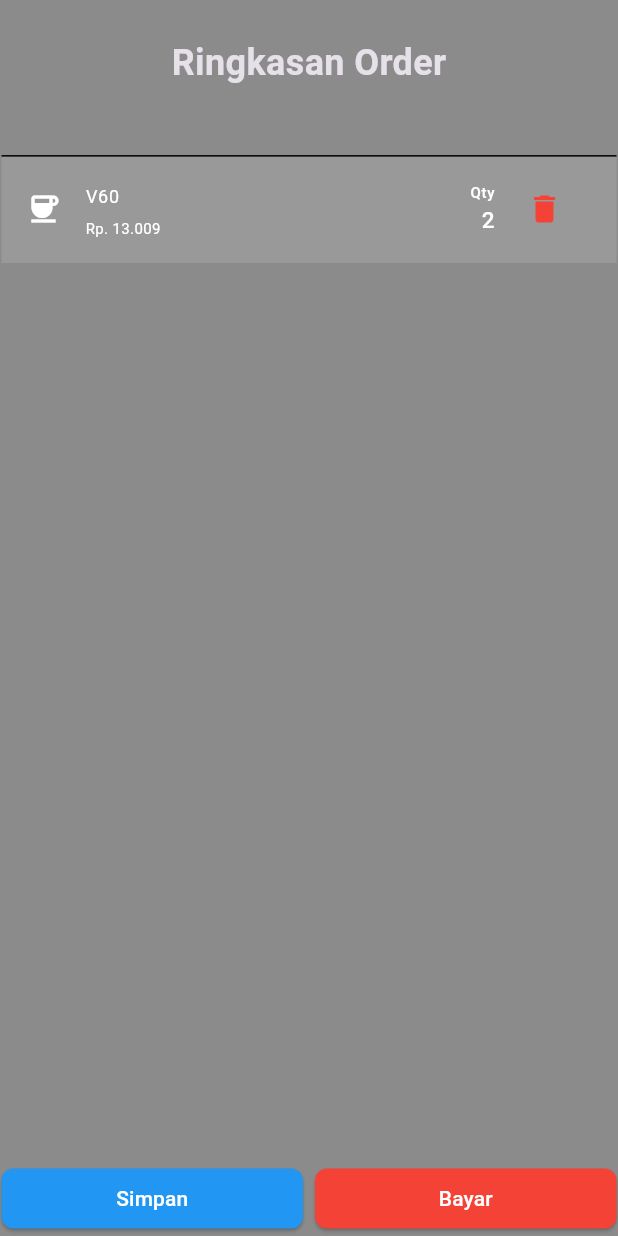
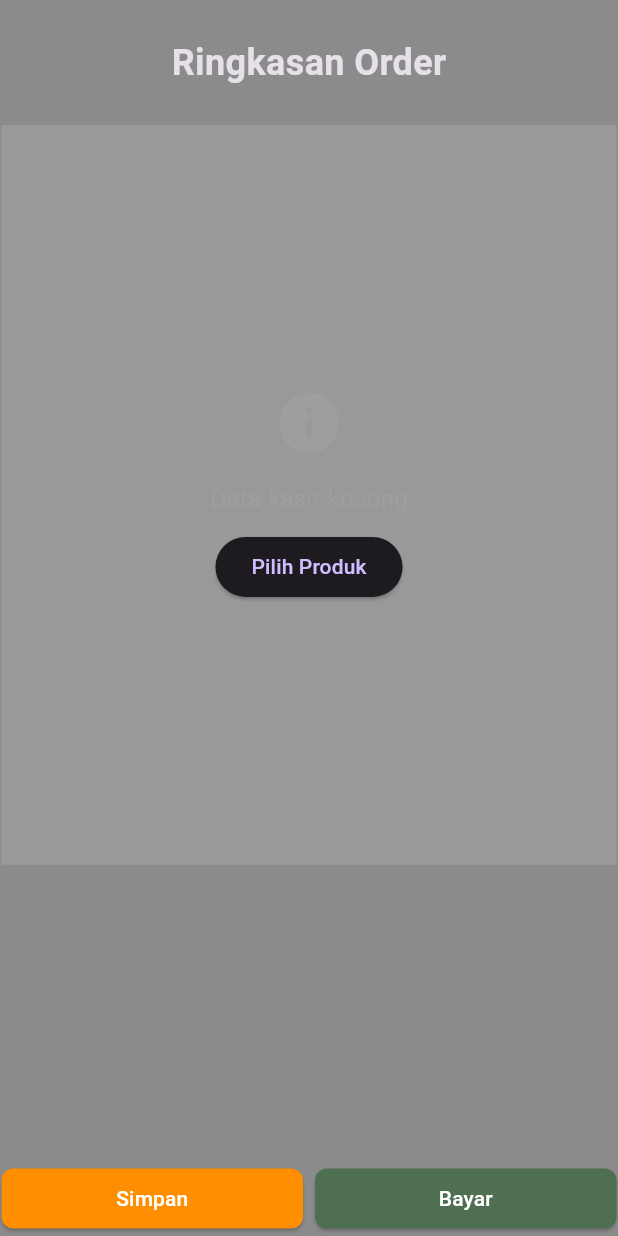
Before and after one commit to notizen-00/pos_flutter, a Flutter app: the CashierPage widget shown alone on an empty page, opened directly, on a phone screen of 412 x 824 dp. Run offline on Flutter 3.47's test engine with Material 3 defaults, Android fonts, the phone set to English and light mode, and no system bars; our stand-ins replace dio, equatable, flutter_bloc, fpdart, freezed_annotation, get_it and 4 more; accounts and stored records are empty; network calls fail; statements that could not run were skipped.

Commit message:
update 2 files and create 6 files

```diff
--- a/lib/core/config/config.dart
+++ b/lib/core/config/config.dart
@@ -1,5 +1,5 @@
 class Config {
-  static const String appUrl = 'http://192.168.1.8';
+  static const String appUrl = 'http://10.10.10.144';
   static const String assetUrl = '$appUrl/storage/';
   static const String baseUrl = '$appUrl/api/';
   static const String loginUrl = '$baseUrl/auth/login';
--- a/lib/features/cashier/presentation/pages/cashier_page.dart
+++ b/lib/features/cashier/presentation/pages/cashier_page.dart
@@ -1,4 +1,6 @@
+import 'package:blog_app/core/theme/app_pallete.dart';
 import 'package:flutter/material.dart';
+import 'package:flutter/widgets.dart';
 
 class CashierPage extends StatelessWidget {
   const CashierPage({super.key,});
@@ -6,8 +8,8 @@ class CashierPage extends StatelessWidget {
   @override
   Widget build(BuildContext context) {
     final List<Map<String, dynamic>> items = [
-      {'name': 'V60', 'price': 'Rp. 13.009', 'quantity': 2},
-      // {'name': 'Es Kopi Susu Creamy', 'price': 'Rp. 13.000', 'quantity': 2},
+      // {'name': 'V60', 'price': 'Rp. 13.009', 'quantity': 2},
+      // {'name': 'Es Kopi Sussu Creamysss', 'price': 'Rp. 13.000', 'quantity': 2},
       // {'name': 'Jahe', 'price': 'Rp. 10.000', 'quantity': 4},
       // {'name': 'Es Kopi Susu Creamy', 'price': 'Rp. 13.000', 'quantity': 2},
       // {'name': 'Es Kopi Susu Creamy', 'price': 'Rp. 13.000', 'quantity': 2},
@@ -35,7 +37,15 @@ class CashierPage extends StatelessWidget {
       Expanded(
   flex: 6,
   child: items.isNotEmpty
-      ? ListView.builder(
+      ?
+      DecoratedBox(
+                decoration: const BoxDecoration(
+                color: Colors.white10,
+                borderRadius: BorderRadius.only(bottomLeft:Radius.circular(20) ,bottomRight: Radius.circular(20)),
+                border: Border(top: BorderSide(width: 1)),
+              ),
+              child:
+            ListView.builder(
           padding: const EdgeInsets.only(top: 20),
           itemCount: items.length,
           itemBuilder: (BuildContext context, int index) {
@@ -50,9 +60,10 @@ class CashierPage extends StatelessWidget {
                 selectedColor: Colors.white,
                 leading: const Icon(Icons.coffee),
                 selected: true,
-                visualDensity: VisualDensity.standard,
+                visualDensity: VisualDensity.comfortable,
                 title: Text(
                   item['name'],
+                  maxLines: 2,
                   style: const TextStyle(fontSize: 12),
                 ),
                 subtitle: Text(
@@ -64,7 +75,7 @@ class CashierPage extends StatelessWidget {
                   children: [
                     Column(
                       mainAxisAlignment: MainAxisAlignment.center,
-                      crossAxisAlignment: CrossAxisAlignment.end,
+                      crossAxisAlignment: CrossAxisAlignment.start,
                       children: [
                         const Text(
                           'Qty',
@@ -76,12 +87,13 @@ class CashierPage extends StatelessWidget {
                         )
                       ],
                     ),
-                    const SizedBox(width: 9,),
+                    const SizedBox(width: 8,),
                     IconButton(
                       icon: const Icon(
                         Icons.delete,
                         color: Colors.red,
                       ),
+
                       onPressed: () {},
                     ),
                   ],
@@ -90,6 +102,7 @@ class CashierPage extends StatelessWidget {
             );
           },
         )
+              )
       : Container(
         color:Colors.white12,
         child:Center(
@@ -130,7 +143,7 @@ class CashierPage extends StatelessWidget {
             // Logika untuk menyimpan
           },
           style: ElevatedButton.styleFrom(
-            backgroundColor: Colors.blue,
+            backgroundColor: Colors.amber[800],
             shape: RoundedRectangleBorder(
               borderRadius: BorderRadius.circular(8.0),
             ),
@@ -148,7 +161,7 @@ class CashierPage extends StatelessWidget {
             // Logika untuk membayar
           },
           style: ElevatedButton.styleFrom(
-            backgroundColor: Colors.red,
+            backgroundColor: AppPallete.primary,
             shape: RoundedRectangleBorder(
               borderRadius: BorderRadius.circular(8.0),
             ),
```
Also changed, not shown: lib/features/product/presentation/cubit/product_cubit.dart (added, +9 -0 lines), lib/features/cashier/domain/entities/cashier.dart (added), lib/features/cashier/domain/usecases/get_cashier_data.dart (added), lib/features/cashier/presentation/bloc/cashier.bloc.dart (added), lib/features/cashier/presentation/bloc/cashier.event.dart (added), lib/features/cashier/presentation/bloc/cashier.state.dart (added).
